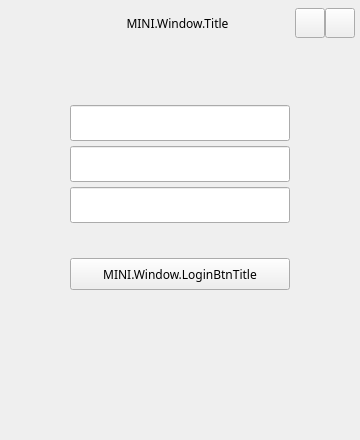
Qt form Screen/forms/LoginMini.ui (HaoYiTech/obs-studio) before a commit.
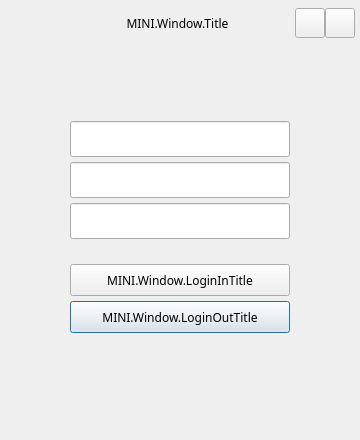
The same form after that commit. Icons and pictures are not drawn.

What changed in the file:
```diff
--- a/Screen/forms/LoginMini.ui
+++ b/Screen/forms/LoginMini.ui
@@ -1,7 +1,7 @@
 <?xml version="1.0" encoding="UTF-8"?>
 <ui version="4.0">
  <class>LoginMini</class>
- <widget class="QWidget" name="LoginMini">
+ <widget class="QDialog" name="LoginMini">
   <property name="windowModality">
    <enum>Qt::ApplicationModal</enum>
   </property>
@@ -203,7 +203,7 @@
        <property name="sizeHint" stdset="0">
         <size>
          <width>20</width>
-         <height>40</height>
+         <height>80</height>
         </size>
        </property>
       </spacer>
@@ -312,7 +312,7 @@
        <property name="sizeHint" stdset="0">
         <size>
          <width>20</width>
-         <height>30</height>
+         <height>20</height>
         </size>
        </property>
       </spacer>
@@ -335,7 +335,44 @@
         <enum>Qt::NoFocus</enum>
        </property>
        <property name="text">
-        <string>MINI.Window.LoginBtnTitle</string>
+        <string>MINI.Window.LoginInTitle</string>
+       </property>
+       <property name="autoDefault">
+        <bool>false</bool>
+       </property>
+       <property name="default">
+        <bool>true</bool>
+       </property>
+      </widget>
+     </item>
+     <item alignment="Qt::AlignHCenter|Qt::AlignVCenter">
+      <widget class="QPushButton" name="logoutButton">
+       <property name="minimumSize">
+        <size>
+         <width>220</width>
+         <height>32</height>
+        </size>
+       </property>
+       <property name="maximumSize">
+        <size>
+         <width>220</width>
+         <height>32</height>
+        </size>
+       </property>
+       <property name="cursor">
+        <cursorShape>PointingHandCursor</cursorShape>
+       </property>
+       <property name="focusPolicy">
+        <enum>Qt::NoFocus</enum>
+       </property>
+       <property name="text">
+        <string>MINI.Window.LoginOutTitle</string>
+       </property>
+       <property name="autoDefault">
+        <bool>false</bool>
+       </property>
+       <property name="default">
+        <bool>true</bool>
        </property>
       </widget>
      </item>
@@ -347,7 +384,7 @@
        <property name="sizeHint" stdset="0">
         <size>
          <width>20</width>
-         <height>40</height>
+         <height>20</height>
         </size>
        </property>
       </spacer>
```
Left out of the diff: 3 changed lines with no effect on the pictures.
